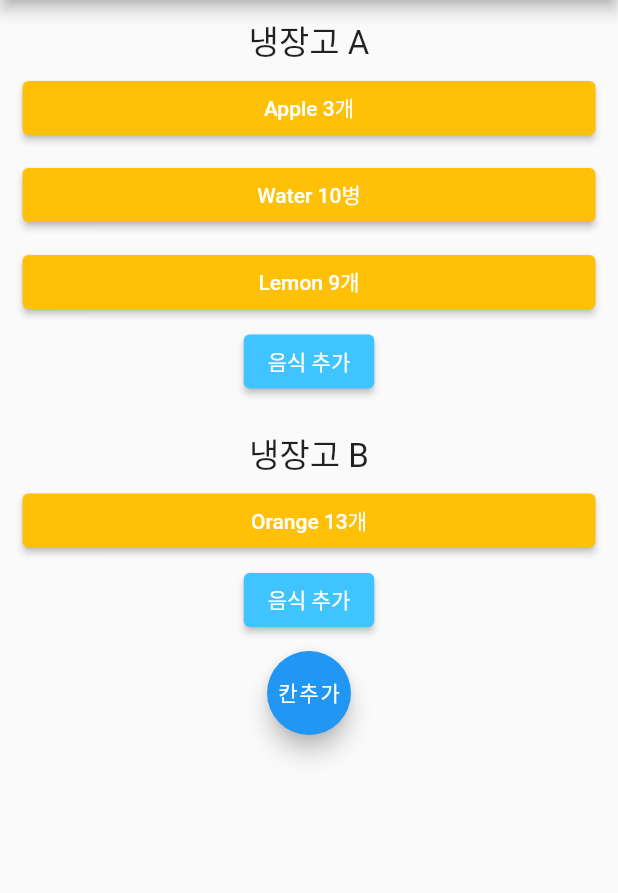
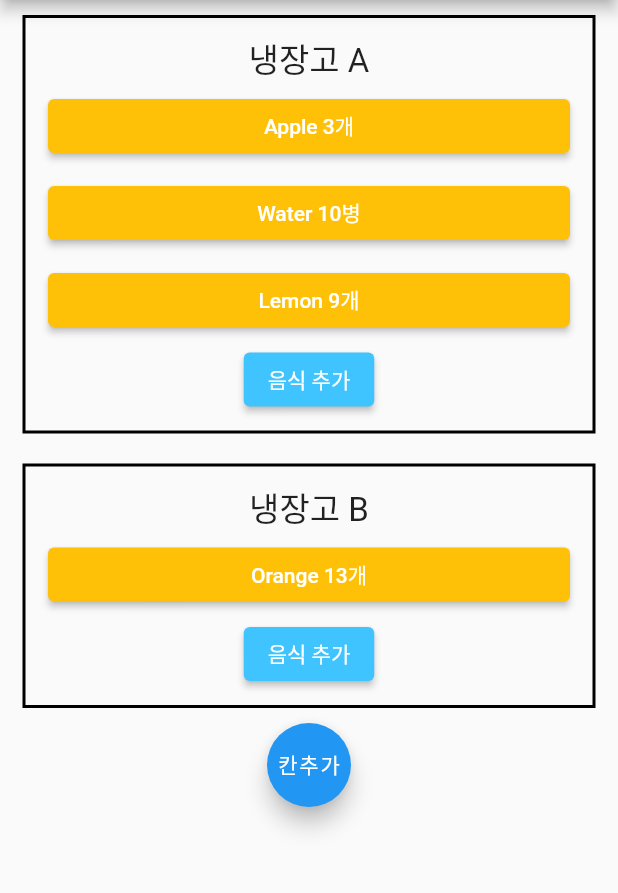
Before and after one commit to simuing/my_fridge, a Flutter app: the screen it shows after launch, on a phone screen of 412 x 824 dp, the part 84-977 px from its top. Run offline on Flutter 3.47's test engine with Material 2 defaults, Android fonts, the light colour scheme and no system bars; missing offline and left inert: dart:ffi.

Commit message:
Feature: update note

```diff
--- a/lib/fridge_item.dart
+++ b/lib/fridge/fridge_item.dart
@@ -1,21 +1,18 @@
 import 'package:flutter/material.dart';
-
-String getItemName(FridgeItem item) {
-  return item.name + ' ' + item.quantity.toString() + item.quantities;
-}
 
 class FridgeItem extends StatelessWidget {
   final Function selectHandler = () => null;
-  int id = 0;
-  String name = 'name';
+  final int id = 0;
+  final String name;
+  String quantities = '개';
   int quantity = 1;
-  String quantities = '개';
 
-  FridgeItem(String name, int quantity, String quantities) {
-    this.name = name;
-    this.quantity = quantity;
-    this.quantities = quantities;
-  }
+  FridgeItem({
+    super.key,
+    required this.name,
+    required this.quantity,
+    required this.quantities,
+  });
   // _FridgeItem(this.selectHandler);
 
   @override
@@ -28,7 +25,7 @@ class FridgeItem extends StatelessWidget {
         style: ButtonStyle(
           backgroundColor: MaterialStatePropertyAll<Color>(Colors.amber),
         ),
-        child: Text(getItemName(this)),
+        child: Text('${this.name} ${this.quantity}${this.quantities}'),
         onPressed: () => print(this.name),
       ),
     );
--- a/lib/fridge_space.dart
+++ b/lib/fridge/fridge_space.dart
@@ -1,7 +1,7 @@
 import 'dart:ffi';
 
 import 'package:flutter/material.dart';
-import 'package:my_fridge/fridge_item.dart';
+import 'package:my_fridge/fridge/fridge_item.dart';
 
 class FridgeSpace extends StatelessWidget {
   String name = 'First';
@@ -16,7 +16,10 @@ class FridgeSpace extends StatelessWidget {
   Widget build(BuildContext context) {
     return Container(
       width: double.infinity,
-      margin: EdgeInsets.all(10),
+      margin: EdgeInsets.symmetric(vertical: 10, horizontal: 15),
+      decoration:
+          BoxDecoration(border: Border.all(color: Colors.black, width: 2)),
+      padding: EdgeInsets.all(10),
       child: Column(
         children: [
           Text(
@@ -26,7 +29,9 @@ class FridgeSpace extends StatelessWidget {
           ),
           ...(items as List).map((item) {
             return FridgeItem(
-                item['name'], item['quantity'], item['quantities']);
+                name: item['name'],
+                quantity: item['quantity'],
+                quantities: item['quantities']);
           }),
           ElevatedButton(
             child: Text('음식 추가'),
--- a/lib/main.dart
+++ b/lib/main.dart
@@ -1,5 +1,5 @@
 import 'package:flutter/material.dart';
-import 'package:my_fridge/fridge_space.dart';
+import 'package:my_fridge/fridge/fridge_space.dart';
 
 void main() => runApp(MyApp());
 
@@ -41,7 +41,7 @@ class _MyAppState extends State<MyApp> {
           children: <Widget>[
             ...(data as List).map((fridge) {
               return FridgeSpace(fridge['name'], fridge['items']);
-            }),
+            }).toList(),
             FloatingActionButton(
               child: Text('칸추가'),
               onPressed: () => print('click pp'),
```
Also changed, not shown: 1 other file.
